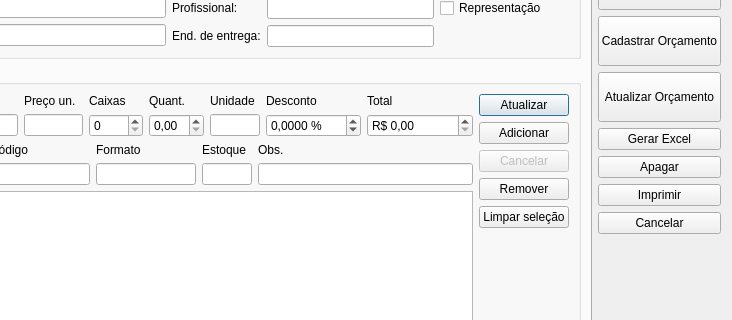
Before: the Qt Designer form ui/orcamento.ui in lellisls/ERP-STACCATO, drawn with Qt 5; both pictures show x 266 to 998 and y 107 to 427 of the 998 by 707 pixel window.
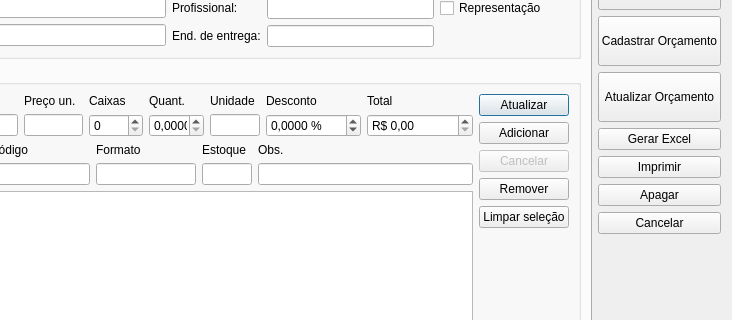
After: the same form once the commit is applied. Custom widgets are drawn as their Qt base class.

```diff
--- a/ui/orcamento.ui
+++ b/ui/orcamento.ui
@@ -156,16 +156,6 @@
        </property>
       </widget>
      </item>
-     <item>
-      <widget class="QPushButton" name="pushButtonApagarOrc">
-       <property name="text">
-        <string>Apagar</string>
-       </property>
-       <property name="autoDefault">
-        <bool>false</bool>
-       </property>
-      </widget>
-     </item>
      <item>
       <widget class="QPushButton" name="pushButtonImprimir">
        <property name="toolTip">
@@ -179,6 +169,16 @@
        </property>
       </widget>
      </item>
+     <item>
+      <widget class="QPushButton" name="pushButtonApagarOrc">
+       <property name="text">
+        <string>Apagar</string>
+       </property>
+       <property name="autoDefault">
+        <bool>false</bool>
+       </property>
+      </widget>
+     </item>
      <item>
       <widget class="QPushButton" name="pushButtonCancelar">
        <property name="toolTip">
@@ -516,7 +516,7 @@
                  <enum>QAbstractSpinBox::CorrectToNearestValue</enum>
                 </property>
                 <property name="decimals">
-                 <number>2</number>
+                 <number>4</number>
                 </property>
                 <property name="maximum">
                  <double>9999999.000000000000000</double>
```
Left out of the diff: 1 changed line with no effect on the pictures.
